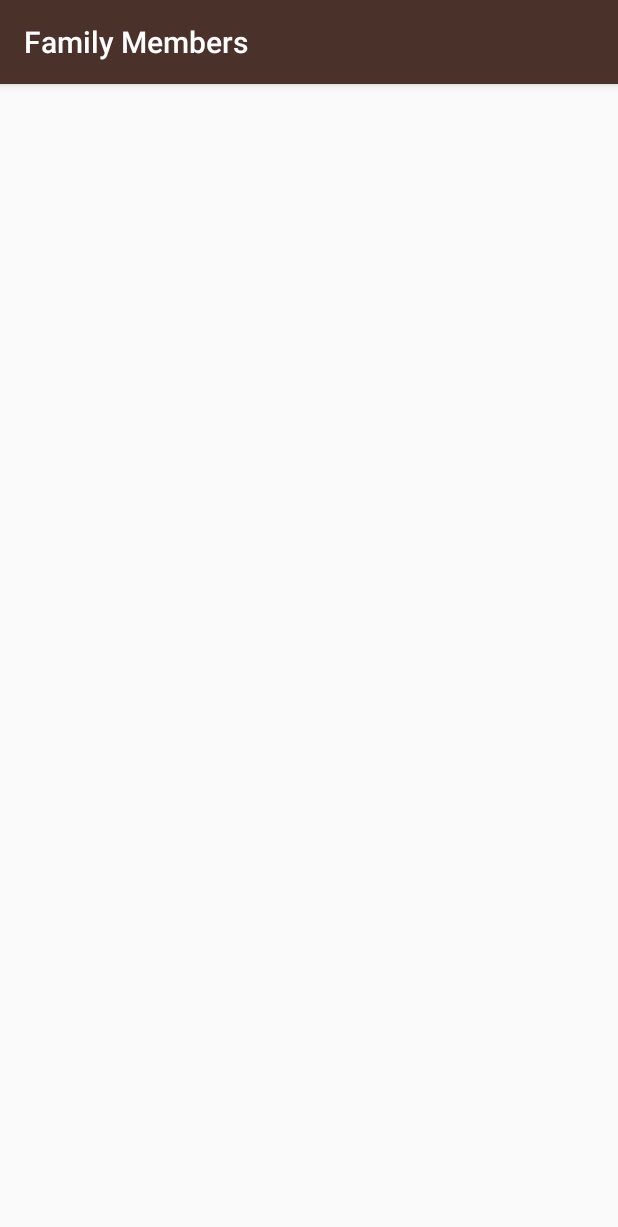
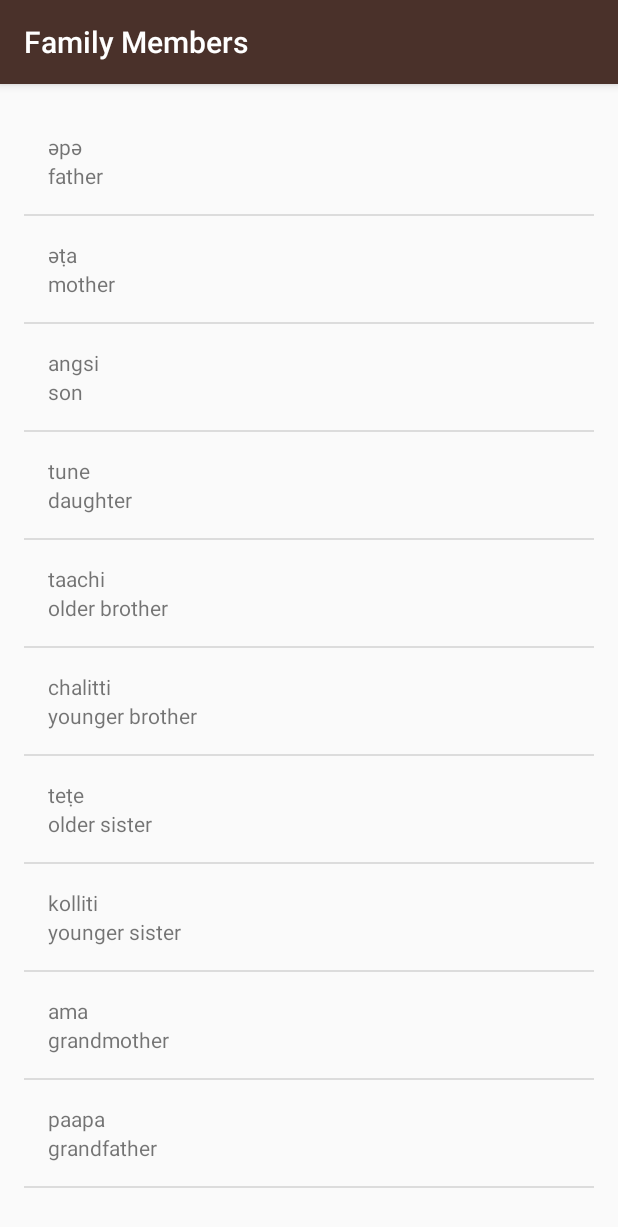
Before and after one commit to moritzm/Miwok, an Android app: the FamilyActivity screen opened directly, with no data from a screen before it, on a phone screen of 412 x 824 dp. Shown: the top 1227 px of the screen. Run offline under Robolectric (Android 15) with nearby library versions, the light colour scheme and no system bars.

Commit message:
update all lists and view to show list of words

```diff
--- a/app/src/main/java/com/example/android/miwok/FamilyActivity.java
+++ b/app/src/main/java/com/example/android/miwok/FamilyActivity.java
@@ -2,6 +2,9 @@ package com.example.android.miwok;
 
 import android.support.v7.app.AppCompatActivity;
 import android.os.Bundle;
+import android.widget.ListView;
+
+import java.util.ArrayList;
 
 public class FamilyActivity extends AppCompatActivity {
 
@@ -9,5 +12,31 @@ public class FamilyActivity extends AppCompatActivity {
     protected void onCreate(Bundle savedInstanceState) {
         super.onCreate(savedInstanceState);
         setContentView(R.layout.activity_family);
+
+        // Create a list of words
+        ArrayList<Word> words = new ArrayList<Word>();
+        words.add(new Word("father", "әpә"));
+        words.add(new Word("mother", "әṭa"));
+        words.add(new Word("son", "angsi"));
+        words.add(new Word("daughter", "tune"));
+        words.add(new Word("older brother", "taachi"));
+        words.add(new Word("younger brother", "chalitti"));
+        words.add(new Word("older sister", "teṭe"));
+        words.add(new Word("younger sister", "kolliti"));
+        words.add(new Word("grandmother", "ama"));
+        words.add(new Word("grandfather", "paapa"));
+
+        // Create an {@link WordAdapter}, whose data source is a list of {@link Word}s. The
+        // adapter knows how to create list items for each item in the list.
+        WordAdapter adapter = new WordAdapter(this, words);
+
+        // Find the {@link ListView} object in the view hierarchy of the {@link Activity}.
+        // There should be a {@link ListView} with the view ID called list, which is declared in the
+        // activity_numbers.xml layout file.
+        ListView listView = (ListView) findViewById(R.id.list);
+
+        // Make the {@link ListView} use the {@link WordAdapter} we created above, so that the
+        // {@link ListView} will display list items for each {@link Word} in the list.
+        listView.setAdapter(adapter);
     }
 }
--- a/app/src/main/java/com/example/android/miwok/WordAdapter.java
+++ b/app/src/main/java/com/example/android/miwok/WordAdapter.java
@@ -17,28 +17,28 @@ import java.util.ArrayList;
 public class WordAdapter extends ArrayAdapter<Word> {
 
 
-    ArrayList<Word> words = new ArrayList<>();
     public WordAdapter(Context context, ArrayList<Word> list) {
         super(context, 0, list);
-        words.addAll(list);
     }
 
     @NonNull
     @Override
     public View getView(int position, View convertView, ViewGroup parent) {
 
+        Word word = getItem(position);
+
         View view = convertView;
 
-        if(view == null) {
+        if (view == null) {
             view = LayoutInflater.from(getContext()).inflate(
                     R.layout.list_item, parent, false);
         }
 
         TextView defaultText = (TextView) view.findViewById(R.id.default_text_View);
-        defaultText.setText(words.get(position).getDefaultTranslation());
+        defaultText.setText(word.getDefaultTranslation());
 
         TextView miwokText = (TextView) view.findViewById(R.id.miwok_text_view);
-        miwokText.setText(words.get(position).getMiwokTranslation());
+        miwokText.setText(word.getMiwokTranslation());
 
         return view;
     }
--- a/app/src/main/res/layout/activity_family.xml
+++ b/app/src/main/res/layout/activity_family.xml
@@ -1,13 +1,12 @@
 <?xml version="1.0" encoding="utf-8"?>
-<RelativeLayout xmlns:android="http://schemas.android.com/apk/res/android"
+<ListView xmlns:android="http://schemas.android.com/apk/res/android"
     xmlns:tools="http://schemas.android.com/tools"
-    android:id="@+id/activity_family"
+    android:id="@+id/list"
+    android:orientation="vertical"
     android:layout_width="match_parent"
     android:layout_height="match_parent"
     android:paddingBottom="@dimen/activity_vertical_margin"
     android:paddingLeft="@dimen/activity_horizontal_margin"
     android:paddingRight="@dimen/activity_horizontal_margin"
     android:paddingTop="@dimen/activity_vertical_margin"
-    tools:context="com.example.android.miwok.FamilyActivity">
-
-</RelativeLayout>
+    tools:context="com.example.android.miwok.NumbersActivity"/>
```
Also changed, not shown: app/src/main/java/com/example/android/miwok/ColorsActivity.java (+27 -0 lines), app/src/main/java/com/example/android/miwok/PhrasesActivity.java (+29 -0 lines), app/src/main/res/layout/activity_colors.xml (+4 -5 lines), app/src/main/res/layout/activity_phrases.xml (+4 -5 lines).
